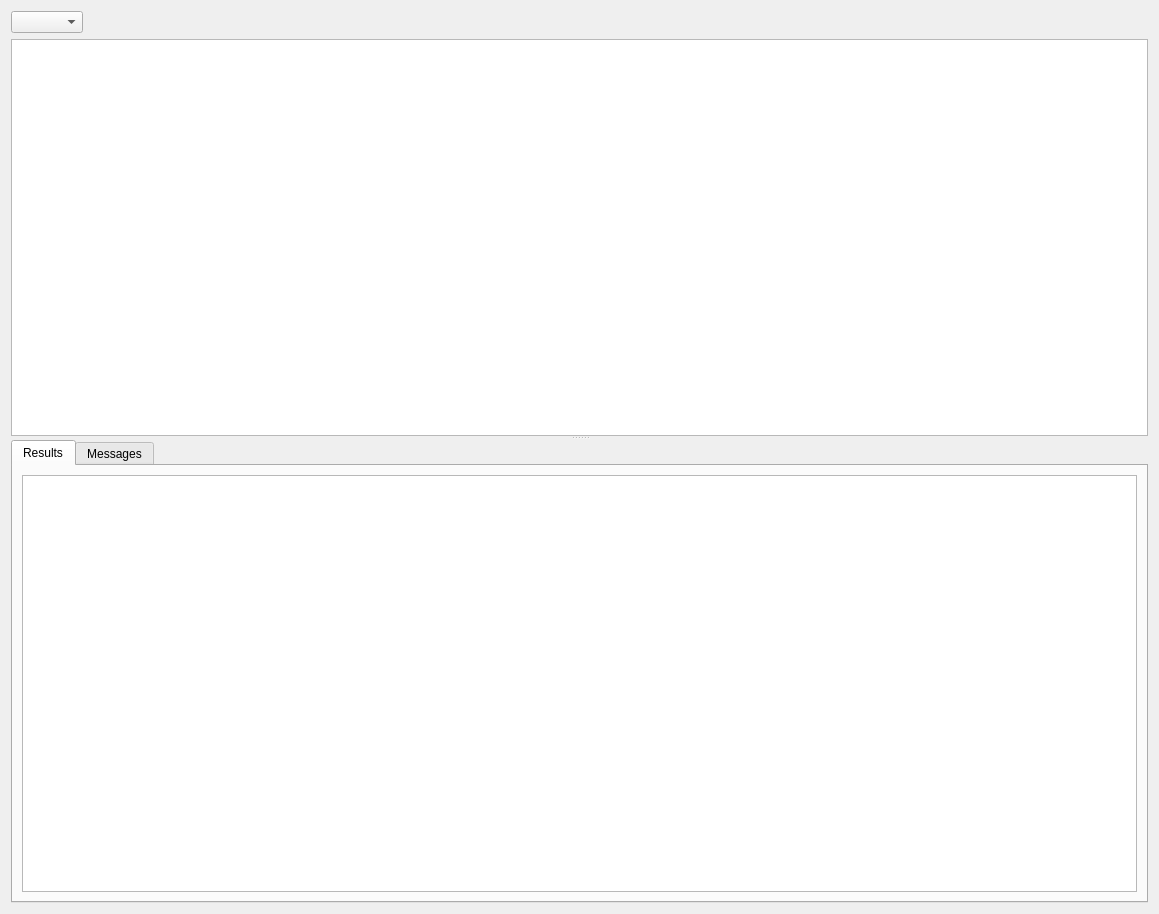
Above: ui/ConnectionTab.ui from mispp/goat before the change. Below: the same form after it.
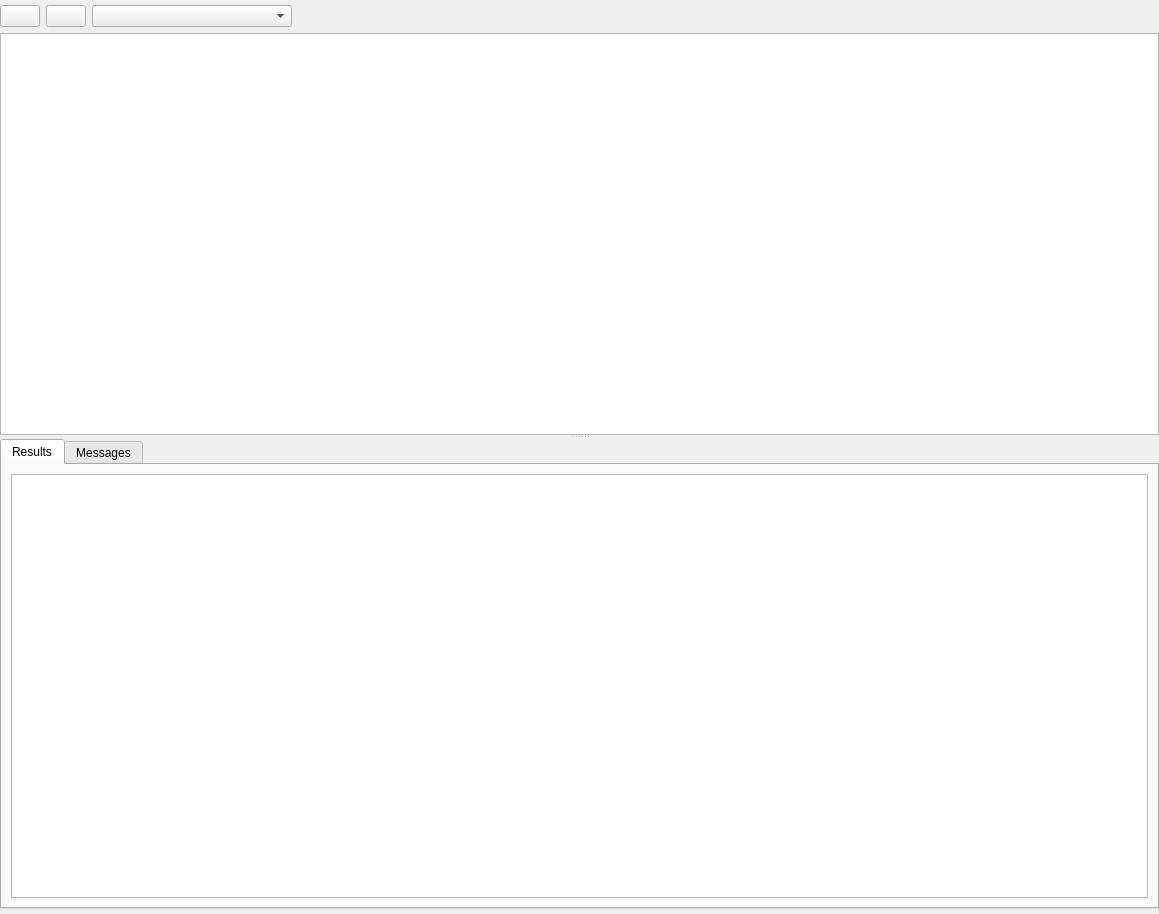
That is the form after the change. Icons and pictures are not drawn.

Patch:
```diff
--- a/ui/ConnectionTab.ui
+++ b/ui/ConnectionTab.ui
@@ -14,17 +14,68 @@
    <string>Form</string>
   </property>
   <layout class="QVBoxLayout" name="verticalLayout_2">
+   <property name="spacing">
+    <number>0</number>
+   </property>
+   <property name="leftMargin">
+    <number>0</number>
+   </property>
+   <property name="topMargin">
+    <number>5</number>
+   </property>
+   <property name="rightMargin">
+    <number>0</number>
+   </property>
+   <property name="bottomMargin">
+    <number>5</number>
+   </property>
    <item>
     <widget class="QSplitter" name="splitter">
      <property name="orientation">
       <enum>Qt::Vertical</enum>
      </property>
-     <widget class="QWidget" name="">
+     <widget class="QWidget" name="layoutWidget">
       <layout class="QVBoxLayout" name="verticalLayout">
        <item>
         <layout class="QHBoxLayout" name="horizontalLayout">
          <item>
-          <widget class="QComboBox" name="comboBoxConnections"/>
+          <widget class="QPushButton" name="button_selectionQuery">
+           <property name="text">
+            <string/>
+           </property>
+           <property name="icon">
+            <iconset theme="kt-start"/>
+           </property>
+          </widget>
+         </item>
+         <item>
+          <widget class="QPushButton" name="button_runFile">
+           <property name="text">
+            <string/>
+           </property>
+           <property name="icon">
+            <iconset theme="kt-start-all"/>
+           </property>
+          </widget>
+         </item>
+         <item>
+          <widget class="QComboBox" name="comboBoxConnections">
+           <property name="minimumSize">
+            <size>
+             <width>200</width>
+             <height>0</height>
+            </size>
+           </property>
+           <property name="maximumSize">
+            <size>
+             <width>200</width>
+             <height>16777215</height>
+            </size>
+           </property>
+           <property name="sizeAdjustPolicy">
+            <enum>QComboBox::AdjustToMinimumContentsLength</enum>
+           </property>
+          </widget>
          </item>
          <item>
           <spacer name="horizontalSpacer">
```
